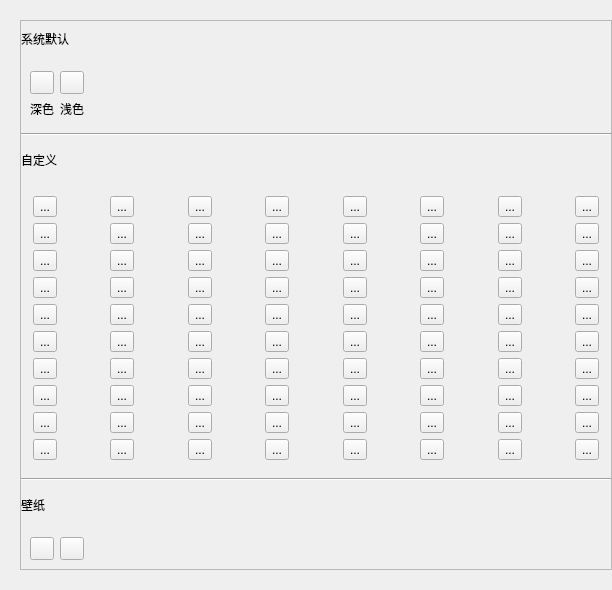
Before: the Qt Designer form App/widgets/themeswitchwidget.ui in kevinWu7/LifeNote, drawn with Qt 5.
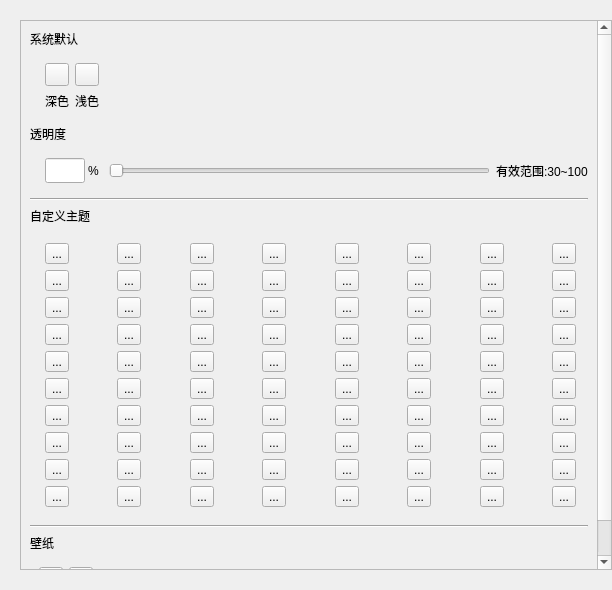
After: the same form once the commit is applied.

Commit message: realize function: set transparency value save to config-xml

```diff
--- a/App/widgets/themeswitchwidget.ui
+++ b/App/widgets/themeswitchwidget.ui
@@ -61,7 +61,7 @@
            <x>0</x>
            <y>0</y>
            <width>590</width>
-           <height>584</height>
+           <height>693</height>
           </rect>
          </property>
          <layout class="QVBoxLayout" name="verticalLayout_5">
@@ -80,18 +80,6 @@
           <item>
            <widget class="QWidget" name="mainSwitchWidget" native="true">
             <layout class="QVBoxLayout" name="verticalLayout_2">
-             <property name="leftMargin">
-              <number>0</number>
-             </property>
-             <property name="topMargin">
-              <number>0</number>
-             </property>
-             <property name="rightMargin">
-              <number>0</number>
-             </property>
-             <property name="bottomMargin">
-              <number>0</number>
-             </property>
              <item>
               <widget class="QLabel" name="systemLabel">
                <property name="text">
@@ -102,6 +90,9 @@
              <item>
               <widget class="QWidget" name="systemThemeWidget" native="true">
                <layout class="QHBoxLayout" name="horizontalLayout">
+                <property name="leftMargin">
+                 <number>15</number>
+                </property>
                 <item>
                  <layout class="QVBoxLayout" name="verticalLayout_3">
                   <item>
@@ -167,7 +158,115 @@
               </widget>
              </item>
              <item>
-              <widget class="Line" name="topHorizontalLine">
+              <widget class="QLabel" name="label_2">
+               <property name="text">
+                <string>透明度</string>
+               </property>
+              </widget>
+             </item>
+             <item>
+              <widget class="QWidget" name="transparencWidget" native="true">
+               <property name="minimumSize">
+                <size>
+                 <width>0</width>
+                 <height>0</height>
+                </size>
+               </property>
+               <layout class="QHBoxLayout" name="horizontalLayout_3">
+                <property name="leftMargin">
+                 <number>15</number>
+                </property>
+                <property name="rightMargin">
+                 <number>0</number>
+                </property>
+                <item>
+                 <layout class="QHBoxLayout" name="horizontalLayout_2">
+                  <property name="spacing">
+                   <number>3</number>
+                  </property>
+                  <item>
+                   <widget class="QLineEdit" name="transparencyEdit">
+                    <property name="sizePolicy">
+                     <sizepolicy hsizetype="Preferred" vsizetype="Fixed">
+                      <horstretch>0</horstretch>
+                      <verstretch>0</verstretch>
+                     </sizepolicy>
+                    </property>
+                    <property name="minimumSize">
+                     <size>
+                      <width>40</width>
+                      <height>25</height>
+                     </size>
+                    </property>
+                    <property name="maximumSize">
+                     <size>
+                      <width>40</width>
+                      <height>25</height>
+                     </size>
+                    </property>
+                    <property name="alignment">
+                     <set>Qt::AlignCenter</set>
+                    </property>
+                   </widget>
+                  </item>
+                  <item>
+                   <widget class="QLabel" name="label">
+                    <property name="minimumSize">
+                     <size>
+                      <width>15</width>
+                      <height>0</height>
+                     </size>
+                    </property>
+                    <property name="maximumSize">
+                     <size>
+                      <width>15</width>
+                      <height>16777215</height>
+                     </size>
+                    </property>
+                    <property name="text">
+                     <string>%</string>
+                    </property>
+                   </widget>
+                  </item>
+                 </layout>
+                </item>
+                <item>
+                 <widget class="QSlider" name="transparencyHSlider">
+                  <property name="minimumSize">
+                   <size>
+                    <width>0</width>
+                    <height>0</height>
+                   </size>
+                  </property>
+                  <property name="maximumSize">
+                   <size>
+                    <width>16777215</width>
+                    <height>16777215</height>
+                   </size>
+                  </property>
+                  <property name="minimum">
+                   <number>30</number>
+                  </property>
+                  <property name="maximum">
+                   <number>100</number>
+                  </property>
+                  <property name="orientation">
+                   <enum>Qt::Horizontal</enum>
+                  </property>
+                 </widget>
+                </item>
+                <item>
+                 <widget class="QLabel" name="label_3">
+                  <property name="text">
+                   <string>有效范围:30~100</string>
+                  </property>
+                 </widget>
+                </item>
+               </layout>
+              </widget>
+             </item>
+             <item>
+              <widget class="Line" name="HorizontalLine">
                <property name="orientation">
                 <enum>Qt::Horizontal</enum>
                </property>
@@ -176,7 +275,7 @@
              <item>
               <widget class="QLabel" name="diyColorLabel">
                <property name="text">
-                <string>自定义</string>
+                <string>自定义主题</string>
                </property>
               </widget>
              </item>
@@ -184,7 +283,7 @@
               <widget class="QWidget" name="diyColorWidget" native="true">
                <layout class="QGridLayout" name="gridLayout" rowstretch="0,0,0,0,0,0,0,0,0,0" columnstretch="0,0,0,0,0,0,0,0,0,0,0,0,0,0,0,0">
                 <property name="leftMargin">
-                 <number>12</number>
+                 <number>15</number>
                 </property>
                 <property name="topMargin">
                  <number>12</number>
```
The commit also changes 12 other files.
